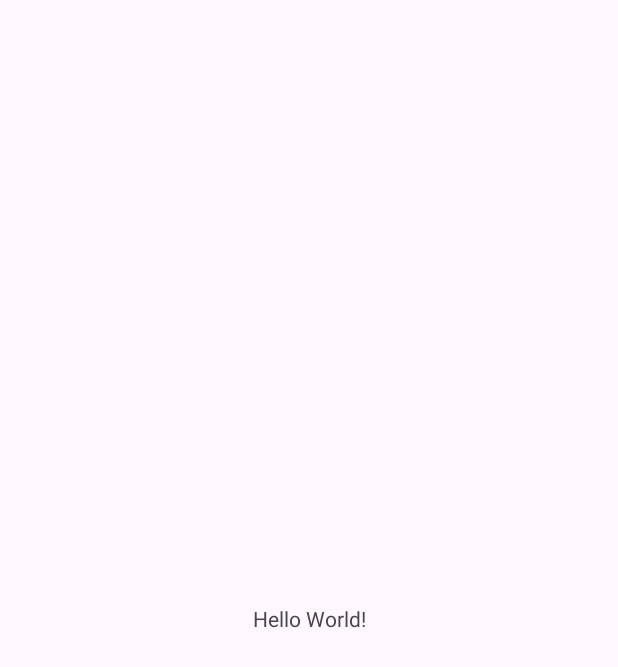
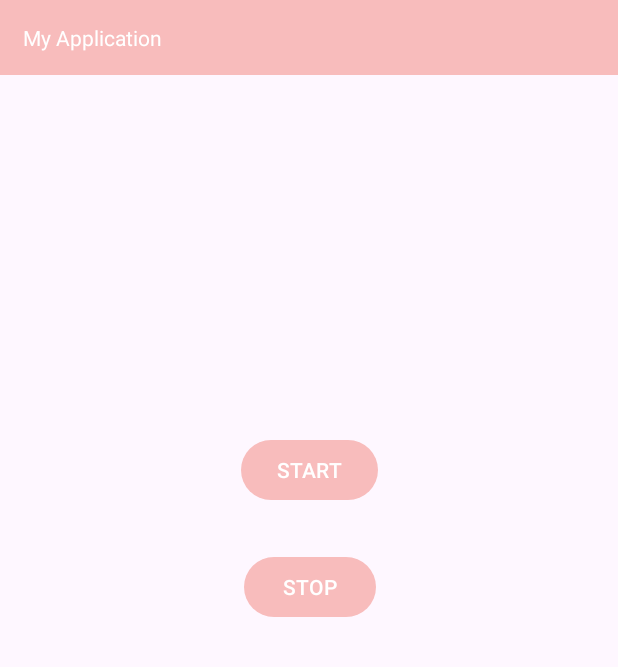
Before and after one commit to cs407uw/CS407-Lab04-Milestone1, an Android app: the screen it shows after launch (MainActivity), on a phone screen of 412 x 824 dp. Before the commit the part shown is almost empty. Shown: the top 667 px of the screen. Run offline under Robolectric (Android 15) with nearby library versions, the phone set to English and light mode, and no system bars.

Commit message:
Gradescope Submission #1

```diff
--- a/app/build.gradle.kts
+++ b/app/build.gradle.kts
@@ -42,6 +42,8 @@ dependencies {
     implementation(libs.material)
     implementation(libs.androidx.activity)
     implementation(libs.androidx.constraintlayout)
+    implementation(libs.kotlinx.coroutines.core)
+    implementation(libs.kotlinx.coroutines.android)
     testImplementation(libs.junit)
     androidTestImplementation(libs.androidx.junit)
     androidTestImplementation(libs.androidx.espresso.core)
--- a/app/src/main/res/layout/activity_main.xml
+++ b/app/src/main/res/layout/activity_main.xml
@@ -7,13 +7,60 @@
     android:layout_height="match_parent"
     tools:context=".MainActivity">
 
-    <TextView
+    <LinearLayout
+        android:id="@+id/linearLayout"
+        android:layout_width="0dp"
+        android:layout_height="wrap_content"
+        android:background="#F8BCBC"
+        app:layout_constraintEnd_toEndOf="parent"
+        app:layout_constraintStart_toStartOf="parent"
+        app:layout_constraintTop_toTopOf="parent">
+
+        <TextView
+            android:layout_width="match_parent"
+            android:layout_height="match_parent"
+            android:padding="15sp"
+            android:text="@string/application"
+            android:textColor="@color/white" />
+
+    </LinearLayout>
+
+    <Button
+        android:id="@+id/start"
         android:layout_width="wrap_content"
         android:layout_height="wrap_content"
-        android:text="Hello World!"
-        app:layout_constraintBottom_toBottomOf="parent"
+        android:layout_gravity="center"
+        android:layout_marginTop="289dp"
+        android:layout_weight="1"
+        android:onClick="startDownload"
+        android:text="@string/start"
         app:layout_constraintEnd_toEndOf="parent"
         app:layout_constraintStart_toStartOf="parent"
         app:layout_constraintTop_toTopOf="parent" />
 
+    <Button
+        android:id="@+id/stop"
+        android:layout_width="wrap_content"
+        android:layout_height="wrap_content"
+        android:layout_gravity="center"
+        android:layout_marginStart="2dp"
+        android:layout_marginTop="30dp"
+        android:layout_weight="1"
+        android:text="@string/stop"
+        android:onClick="stopDownload"
+        app:layout_constraintStart_toStartOf="@+id/start"
+        app:layout_constraintTop_toBottomOf="@+id/start" />
+
+    <ProgressBar
+        android:id="@+id/progress_bar"
+        style="@android:style/Widget.ProgressBar.Horizontal"
+        android:layout_width="341dp"
+        android:layout_height="15dp"
+        android:layout_gravity="center"
+        android:layout_marginStart="32dp"
+        android:layout_marginTop="40dp"
+        android:visibility="invisible"
+        app:layout_constraintStart_toStartOf="@+id/linearLayout"
+        app:layout_constraintTop_toBottomOf="@+id/stop" />
+
 </androidx.constraintlayout.widget.ConstraintLayout>
--- a/app/src/main/res/values/strings.xml
+++ b/app/src/main/res/values/strings.xml
@@ -1,3 +1,7 @@
 <resources>
     <string name="app_name">lab4_milestone1</string>
+    <string name="start">START</string>
+    <string name="stop">STOP</string>
+    <string name="application">My Application</string>
+    <string name="download">DOWNLOADING…</string>
 </resources>
--- a/app/src/main/res/values/themes.xml
+++ b/app/src/main/res/values/themes.xml
@@ -2,8 +2,7 @@
     <!-- Base application theme. -->
     <style name="Base.Theme.Lab4_milestone1" parent="Theme.Material3.DayNight.NoActionBar">
         <!-- Customize your light theme here. -->
-        <!-- <item name="colorPrimary">@color/my_light_primary</item> -->
+        <item name="colorPrimary">#F8BCBC</item>
     </style>
-
     <style name="Theme.Lab4_milestone1" parent="Base.Theme.Lab4_milestone1" />
 </resources>
--- a/gradle/libs.versions.toml
+++ b/gradle/libs.versions.toml
@@ -9,6 +9,8 @@ appcompat = "1.7.0"
 material = "1.12.0"
 activity = "1.9.2"
 constraintlayout = "2.1.4"
+kotlinxCoroutinesCore = "1.9.0"
+kotlinxCoroutinesAndroid = "1.9.0"
 
 [libraries]
 androidx-core-ktx = { group = "androidx.core", name = "core-ktx", version.ref = "coreKtx" }
@@ -19,6 +21,8 @@ androidx-appcompat = { group = "androidx.appcompat", name = "appcompat", version
 material = { group = "com.google.android.material", name = "material", version.ref = "material" }
 androidx-activity = { group = "androidx.activity", name = "activity", version.ref = "activity" }
 androidx-constraintlayout = { group = "androidx.constraintlayout", name = "constraintlayout", version.ref = "constraintlayout" }
+kotlinx-coroutines-core = { group = "org.jetbrains.kotlinx", name = "kotlinx-coroutines-core", version.ref = "kotlinxCoroutinesCore" }
+kotlinx-coroutines-android = { group = "org.jetbrains.kotlinx", name = "kotlinx-coroutines-android", version.ref = "kotlinxCoroutinesAndroid" }
 
 [plugins]
 android-application = { id = "com.android.application", version.ref = "agp" }
```
Also changed, not shown: app/src/main/java/com/cs407/lab4_milestone1/MainActivity.kt (+49 -0 lines).
